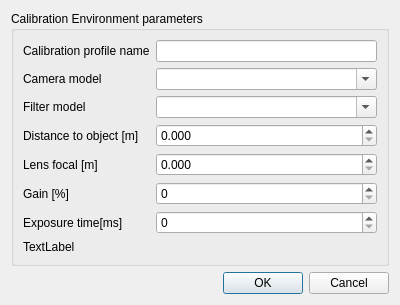
Above: Thermovision/View/initialinfodialog.ui from Wolowin/Thermovision before the change. Below: the same form after it.
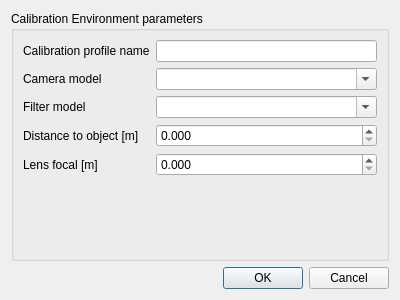
That is the form after the change.

Patch:
```diff
--- a/Thermovision/View/initialinfodialog.ui
+++ b/Thermovision/View/initialinfodialog.ui
@@ -33,6 +33,16 @@
       <property name="fieldGrowthPolicy">
        <enum>QFormLayout::AllNonFixedFieldsGrow</enum>
       </property>
+      <item row="0" column="0">
+       <widget class="QLabel" name="Label_CalibrationProfileName">
+        <property name="text">
+         <string>Calibration profile name</string>
+        </property>
+       </widget>
+      </item>
+      <item row="0" column="1">
+       <widget class="QLineEdit" name="Edit_calibrationProfileName"/>
+      </item>
       <item row="1" column="0">
        <widget class="QLabel" name="Label_camera_model">
         <property name="text">
@@ -95,43 +105,6 @@
         </property>
        </widget>
       </item>
-      <item row="5" column="0">
-       <widget class="QLabel" name="Label_gain">
-        <property name="text">
-         <string>Gain [%]</string>
-        </property>
-       </widget>
-      </item>
-      <item row="5" column="1">
-       <widget class="QSpinBox" name="SpinBox_Gain"/>
-      </item>
-      <item row="6" column="0">
-       <widget class="QLabel" name="Label_exposure">
-        <property name="text">
-         <string>Exposure time[ms]</string>
-        </property>
-       </widget>
-      </item>
-      <item row="6" column="1">
-       <widget class="QSpinBox" name="SpinBox_Exposure"/>
-      </item>
-      <item row="7" column="0">
-       <widget class="QLabel" name="TODO_remove_label">
-        <property name="text">
-         <string>TextLabel</string>
-        </property>
-       </widget>
-      </item>
-      <item row="0" column="0">
-       <widget class="QLabel" name="Label_CalibrationProfileName">
-        <property name="text">
-         <string>Calibration profile name</string>
-        </property>
-       </widget>
-      </item>
-      <item row="0" column="1">
-       <widget class="QLineEdit" name="Edit_calibrationProfileName"/>
-      </item>
      </layout>
     </widget>
    </item>
```
